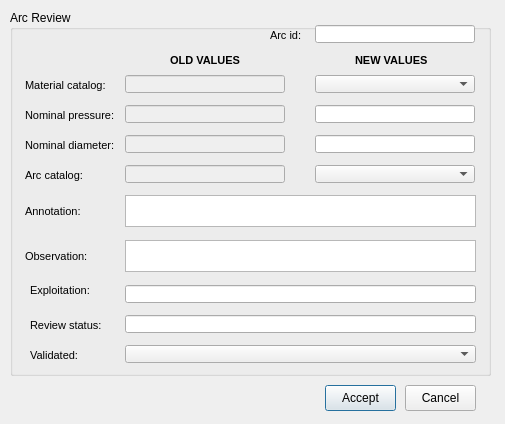
This is ui/ws_review_audit_arc.ui in Giswater/giswater_qgis_plugin as Qt 5 draws it before an edit. The edited form follows.
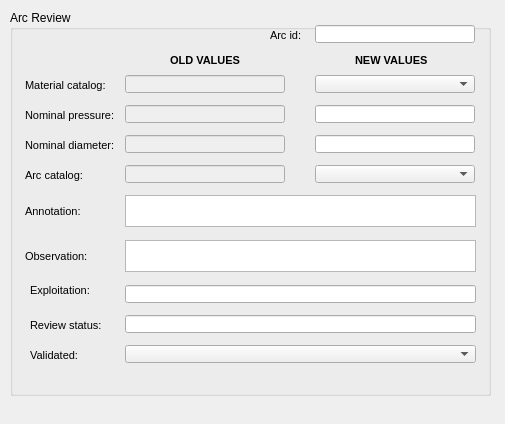
This is the edited form.

Commit message: Changes on review forms

Diff of the .ui file:
```diff
--- a/ui/ws_review_audit_arc.ui
+++ b/ui/ws_review_audit_arc.ui
@@ -19,7 +19,7 @@
      <x>10</x>
      <y>10</y>
      <width>481</width>
-     <height>366</height>
+     <height>386</height>
     </rect>
    </property>
    <property name="title">
@@ -352,32 +352,6 @@
     </property>
    </widget>
   </widget>
-  <widget class="QPushButton" name="btn_accept">
-   <property name="geometry">
-    <rect>
-     <x>325</x>
-     <y>385</y>
-     <width>71</width>
-     <height>26</height>
-    </rect>
-   </property>
-   <property name="text">
-    <string>Accept</string>
-   </property>
-  </widget>
-  <widget class="QPushButton" name="btn_cancel">
-   <property name="geometry">
-    <rect>
-     <x>405</x>
-     <y>385</y>
-     <width>71</width>
-     <height>26</height>
-    </rect>
-   </property>
-   <property name="text">
-    <string>Cancel</string>
-   </property>
-  </widget>
   <widget class="QLabel" name="label_material_catalog">
    <property name="geometry">
     <rect>
```
The commit also changes 6 other files.
